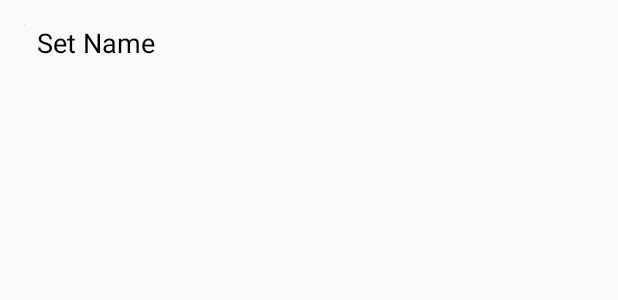
After one commit to jhu-cs-uima-sp20/teamh, an Android app: the layout pin_set_view_holder.xml on its own in the app's theme, with its tools: preview values and no code run, on a phone screen of 412 x 824 dp. The commit adds this screen. Shown: the top 300 px of the screen. Run offline under Robolectric (Android 15) with nearby library versions, the phone set to English and light mode, and no system bars.

Commit message:
added pinset recycler adapter + viewholder, created pinset class and item layout file

```diff
--- /dev/null
+++ b/app/src/main/res/layout/pin_set_view_holder.xml
@@ -0,0 +1,30 @@
+<?xml version="1.0" encoding="utf-8"?>
+<androidx.constraintlayout.widget.ConstraintLayout
+    xmlns:android="http://schemas.android.com/apk/res/android"
+    xmlns:app="http://schemas.android.com/apk/res-auto"
+    xmlns:tools="http://schemas.android.com/tools"
+    android:layout_width="match_parent"
+    android:layout_height="match_parent">
+
+    <ImageView
+        android:id="@+id/pinSetImageView"
+        android:layout_width="wrap_content"
+        android:layout_height="wrap_content"
+        android:layout_marginStart="16dp"
+        android:layout_marginTop="16dp"
+        app:layout_constraintStart_toStartOf="parent"
+        app:layout_constraintTop_toTopOf="parent"
+        tools:srcCompat="@tools:sample/avatars" />
+
+    <TextView
+        android:id="@+id/pinSetNameTextView"
+        android:layout_width="wrap_content"
+        android:layout_height="wrap_content"
+        android:layout_marginStart="8dp"
+        android:layout_marginTop="16dp"
+        android:text="Set Name"
+        android:textColor="@android:color/black"
+        android:textSize="18sp"
+        app:layout_constraintStart_toEndOf="@+id/pinSetImageView"
+        app:layout_constraintTop_toTopOf="parent" />
+</androidx.constraintlayout.widget.ConstraintLayout>
--- a/app/src/main/res/menu/app_bar.xml
+++ b/app/src/main/res/menu/app_bar.xml
@@ -6,4 +6,6 @@
 android:id="@+id/fragment_cont"
 android:layout_width="match_parent"
 android:layout_height="match_parent"
-android:orientation="vertical"></LinearLayout>
+android:orientation="vertical">
+
+</LinearLayout>
```
Also changed, not shown: app/src/main/java/com/example/pinsplorer/PinSet.java (added, +17 -0 lines), app/src/main/java/com/example/pinsplorer/PinSetRecyclerAdapter.java (added, +39 -0 lines), app/src/main/java/com/example/pinsplorer/PinSetViewHolder.java (added, +17 -0 lines), app/src/main/java/com/example/pinsplorer/SavedFragment.java (+19 -0 lines), app/src/main/res/layout/fragment_saved.xml (+3 -5 lines).
